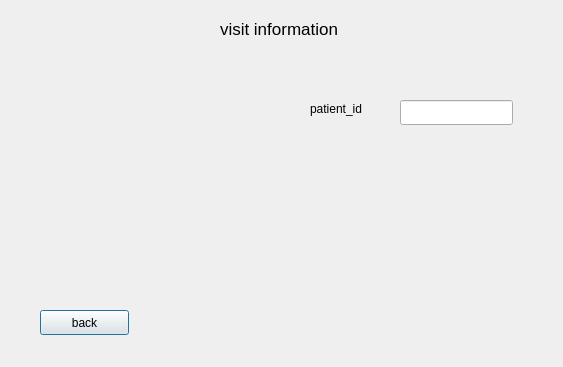
This is visitdialog.ui in itsMahdi/clinic as Qt 5 draws it before an edit. The edited form follows.
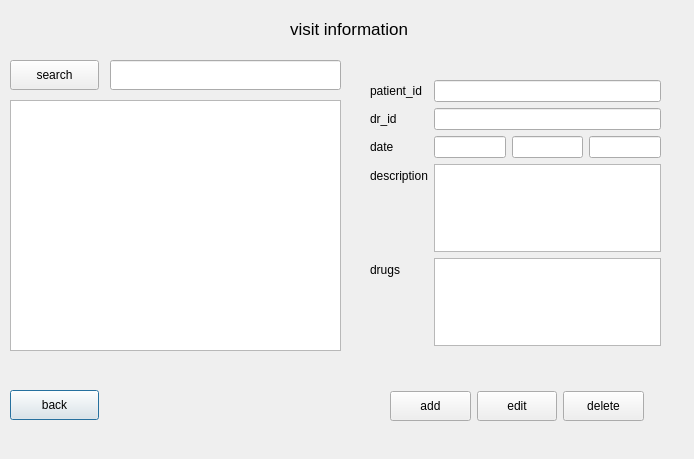
This is the edited form.

Commit message: visit page added

```diff
--- a/visitdialog.ui
+++ b/visitdialog.ui
@@ -6,8 +6,8 @@
    <rect>
     <x>0</x>
     <y>0</y>
-    <width>563</width>
-    <height>367</height>
+    <width>694</width>
+    <height>459</height>
    </rect>
   </property>
   <property name="windowTitle">
@@ -16,7 +16,7 @@
   <widget class="QLabel" name="label">
    <property name="geometry">
     <rect>
-     <x>220</x>
+     <x>290</x>
      <y>20</y>
      <width>131</width>
      <height>17</height>
@@ -34,38 +34,189 @@
   <widget class="QPushButton" name="pushButton_back_visit">
    <property name="geometry">
     <rect>
-     <x>40</x>
-     <y>310</y>
+     <x>10</x>
+     <y>390</y>
      <width>89</width>
-     <height>25</height>
+     <height>30</height>
     </rect>
    </property>
+   <property name="minimumSize">
+    <size>
+     <width>0</width>
+     <height>30</height>
+    </size>
+   </property>
    <property name="text">
     <string>back</string>
    </property>
   </widget>
-  <widget class="QLabel" name="label_2">
+  <widget class="QTableView" name="tableView_visit">
    <property name="geometry">
     <rect>
-     <x>310</x>
+     <x>10</x>
      <y>100</y>
-     <width>81</width>
-     <height>17</height>
+     <width>331</width>
+     <height>251</height>
     </rect>
+   </property>
+  </widget>
+  <widget class="QPushButton" name="pushButton_searc_visit">
+   <property name="geometry">
+    <rect>
+     <x>10</x>
+     <y>60</y>
+     <width>89</width>
+     <height>30</height>
+    </rect>
+   </property>
+   <property name="minimumSize">
+    <size>
+     <width>0</width>
+     <height>30</height>
+    </size>
    </property>
    <property name="text">
-    <string>patient_id</string>
+    <string>search</string>
    </property>
   </widget>
   <widget class="QLineEdit" name="lineEdit">
    <property name="geometry">
     <rect>
-     <x>400</x>
-     <y>100</y>
-     <width>113</width>
-     <height>25</height>
+     <x>110</x>
+     <y>60</y>
+     <width>231</width>
+     <height>30</height>
     </rect>
    </property>
+   <property name="minimumSize">
+    <size>
+     <width>0</width>
+     <height>30</height>
+    </size>
+   </property>
+  </widget>
+  <widget class="QWidget" name="">
+   <property name="geometry">
+    <rect>
+     <x>370</x>
+     <y>80</y>
+     <width>291</width>
+     <height>266</height>
+    </rect>
+   </property>
+   <layout class="QFormLayout" name="formLayout">
+    <item row="1" column="0">
+     <widget class="QLabel" name="label_2">
+      <property name="text">
+       <string>patient_id</string>
+      </property>
+     </widget>
+    </item>
+    <item row="1" column="1">
+     <widget class="QLineEdit" name="lineEdit_pt_id_visit"/>
+    </item>
+    <item row="3" column="0">
+     <widget class="QLabel" name="label_3">
+      <property name="text">
+       <string>date</string>
+      </property>
+     </widget>
+    </item>
+    <item row="3" column="1">
+     <layout class="QHBoxLayout" name="horizontalLayout">
+      <item>
+       <widget class="QLineEdit" name="lineEdit_date_visit_year"/>
+      </item>
+      <item>
+       <widget class="QLineEdit" name="lineEdit_visit_month"/>
+      </item>
+      <item>
+       <widget class="QLineEdit" name="lineEdit_visit_day_2"/>
+      </item>
+     </layout>
+    </item>
+    <item row="4" column="0">
+     <widget class="QLabel" name="label_4">
+      <property name="text">
+       <string>description</string>
+      </property>
+     </widget>
+    </item>
+    <item row="4" column="1">
+     <widget class="QTextEdit" name="textEdit_description_visit"/>
+    </item>
+    <item row="5" column="0">
+     <widget class="QLabel" name="label_5">
+      <property name="text">
+       <string>drugs</string>
+      </property>
+     </widget>
+    </item>
+    <item row="5" column="1">
+     <widget class="QTextEdit" name="textEdit_drug"/>
+    </item>
+    <item row="2" column="0">
+     <widget class="QLabel" name="label_6">
+      <property name="text">
+       <string>dr_id</string>
+      </property>
+     </widget>
+    </item>
+    <item row="2" column="1">
+     <widget class="QLineEdit" name="lineEdit_dr_id_visit"/>
+    </item>
+   </layout>
+  </widget>
+  <widget class="QWidget" name="">
+   <property name="geometry">
+    <rect>
+     <x>390</x>
+     <y>390</y>
+     <width>254</width>
+     <height>32</height>
+    </rect>
+   </property>
+   <layout class="QHBoxLayout" name="horizontalLayout_2">
+    <item>
+     <widget class="QPushButton" name="pushButton">
+      <property name="minimumSize">
+       <size>
+        <width>0</width>
+        <height>30</height>
+       </size>
+      </property>
+      <property name="text">
+       <string>add</string>
+      </property>
+     </widget>
+    </item>
+    <item>
+     <widget class="QPushButton" name="pushButton_2">
+      <property name="minimumSize">
+       <size>
+        <width>0</width>
+        <height>30</height>
+       </size>
+      </property>
+      <property name="text">
+       <string>edit</string>
+      </property>
+     </widget>
+    </item>
+    <item>
+     <widget class="QPushButton" name="pushButton_3">
+      <property name="minimumSize">
+       <size>
+        <width>0</width>
+        <height>30</height>
+       </size>
+      </property>
+      <property name="text">
+       <string>delete</string>
+      </property>
+     </widget>
+    </item>
+   </layout>
   </widget>
  </widget>
  <resources/>
```
The commit also changes 4 other files.
